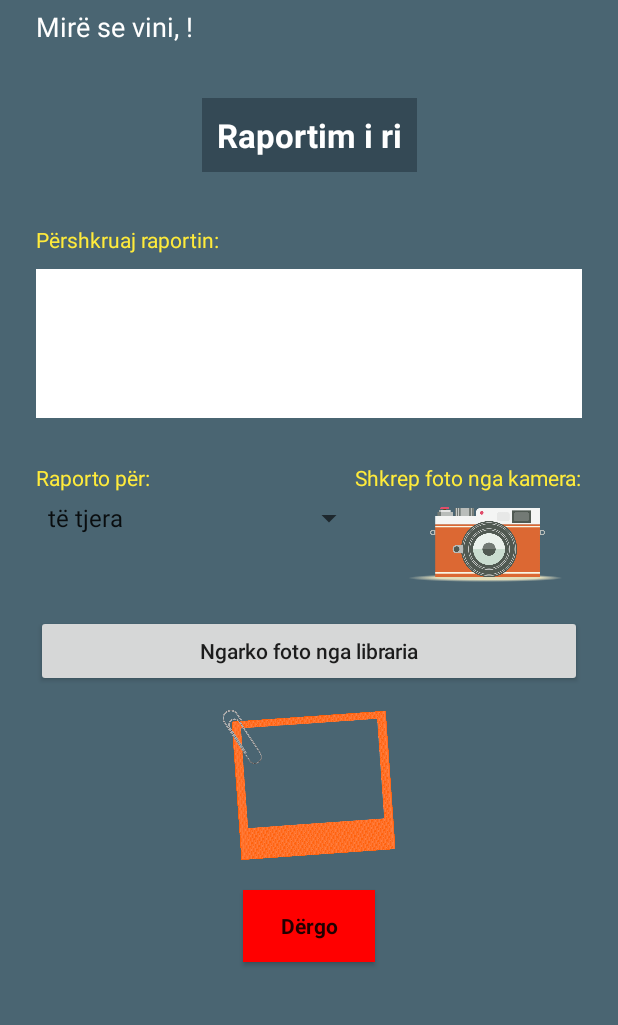
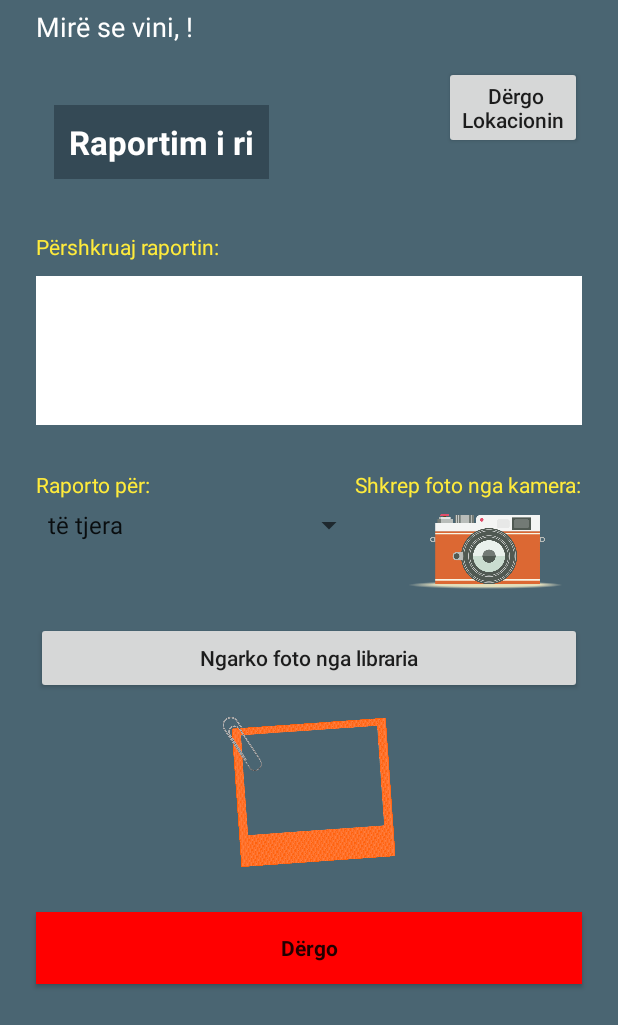
Before and after one commit to FitimHajredini59/RaportoUP, an Android app: the FaqjaPare screen opened directly, with no data from a screen before it, on a phone screen of 412 x 824 dp. Shown: the top 1025 px of the screen. Run offline under Robolectric (Android 15) with nearby library versions, the phone set to English and light mode, and no system bars.

Commit message:
Dergo_Lokacionin
User-i sipas deshires mund ta dergoj lokacionin e tij si pjese te raportimit.

Co-Authored-By: Arian Limani <arianlimani@users.noreply.github.com>
Co-Authored-By: Fitim Hajredini <fitimhajredini59@users.noreply.github.com>

```diff
--- a/app/build.gradle
+++ b/app/build.gradle
@@ -35,4 +35,5 @@ dependencies {
     androidTestImplementation 'androidx.test.ext:junit:1.1.1'
     androidTestImplementation 'androidx.test.espresso:espresso-core:3.2.0'
     implementation 'com.airbnb.android:lottie:3.4.0'
+    implementation 'com.google.android.gms:play-services-location:17.0.0'
 }
--- a/app/src/main/java/com/FIEK/raportoup/Databaza.java
+++ b/app/src/main/java/com/FIEK/raportoup/Databaza.java
@@ -13,7 +13,7 @@ public class Databaza extends SQLiteOpenHelper {
     private static final String LOG = "Databaza";
 
     // Database Version
-    private static final int DATABASE_VERSION = 3;
+    private static final int DATABASE_VERSION = 4;
 
     // Database Name
     private static final String DATABASE_NAME = "raportoupDB";
@@ -44,7 +44,8 @@ public class Databaza extends SQLiteOpenHelper {
                 Raporti_i_ri.Koment + " text, " +
                 Raporti_i_ri.Kategorite + " text, " +
                 Raporti_i_ri.SelectedImage + " blob, " +
-                Raporti_i_ri.Koha + " DEFAULT CURRENT_TIMESTAMP " +
+                Raporti_i_ri.Koha + " DEFAULT CURRENT_TIMESTAMP, " +
+                Raporti_i_ri.Adresa + " text " +
                 ")";
 
         db.execSQL(strQuery);
--- a/app/src/main/java/com/FIEK/raportoup/Raporti_i_ri.java
+++ b/app/src/main/java/com/FIEK/raportoup/Raporti_i_ri.java
@@ -9,4 +9,5 @@ public class Raporti_i_ri {
     public static final String Kategorite = "kategorite";
     public static final String SelectedImage = "selectedImage";
     public static final String Koha = "koha";
+    public static final String Adresa = "adresa";
 }
--- a/app/src/main/res/layout/activity_faqja_pare.xml
+++ b/app/src/main/res/layout/activity_faqja_pare.xml
@@ -22,7 +22,8 @@
         android:id="@+id/heading1"
         android:layout_width="wrap_content"
         android:layout_height="wrap_content"
-        android:layout_marginTop="35dp"
+        android:layout_marginStart="20dp"
+        android:layout_marginTop="40dp"
         android:background="#344955"
         android:padding="10dp"
         android:text="@string/raportim_i_ri"
@@ -30,6 +31,7 @@
         android:textSize="22dp"
         android:textStyle="bold"
         app:layout_constraintEnd_toEndOf="parent"
+        app:layout_constraintHorizontal_bias="0.064"
         app:layout_constraintStart_toStartOf="parent"
         app:layout_constraintTop_toBottomOf="@+id/tv1" />
 
@@ -122,10 +124,10 @@
 
     <Button
         android:id="@+id/dergo"
-        android:layout_width="wrap_content"
+        android:layout_width="match_parent"
         android:layout_height="wrap_content"
         android:layout_marginStart="24dp"
-        android:layout_marginTop="20dp"
+        android:layout_marginTop="30dp"
         android:layout_marginEnd="24dp"
         android:background="#FF0000"
         android:fontFamily="sans-serif"
@@ -151,4 +153,57 @@
         app:srcCompat="@drawable/korniza" />
 
 
+    <Button
+        android:id="@+id/buttonGetCurrentLocation"
+        android:layout_width="wrap_content"
+        android:layout_height="wrap_content"
+        android:layout_marginStart="24dp"
+        android:layout_marginTop="44dp"
+        android:layout_marginEnd="24dp"
+        android:text=" Dërgo\nLokacionin"
+        android:textAllCaps="false"
+        app:layout_constraintEnd_toEndOf="parent"
+        app:layout_constraintHorizontal_bias="1.0"
+        app:layout_constraintStart_toStartOf="parent"
+        app:layout_constraintTop_toTopOf="parent" />
+
+    <ProgressBar
+        android:id="@+id/progressBar"
+        style="?android:attr/progressBarStyle"
+        android:layout_width="9dp"
+        android:layout_height="3dp"
+        android:layout_marginStart="54dp"
+        android:layout_marginTop="68dp"
+        android:layout_marginEnd="24dp"
+        android:background="#FFFFFF"
+        android:visibility="gone"
+        app:layout_constraintEnd_toStartOf="@+id/buttonGetCurrentLocation"
+        app:layout_constraintHorizontal_bias="0.984"
+        app:layout_constraintStart_toStartOf="parent"
+        app:layout_constraintTop_toTopOf="parent" />
+
+    <TextView
+        android:id="@+id/textAdresa"
+        android:layout_width="wrap_content"
+        android:layout_height="wrap_content"
+        android:layout_marginTop="5dp"
+        android:textColor="#FFFFFF"
+        app:layout_constraintEnd_toEndOf="parent"
+        app:layout_constraintHorizontal_bias="0.564"
+        app:layout_constraintStart_toEndOf="@+id/heading1"
+        app:layout_constraintTop_toBottomOf="@+id/buttonGetCurrentLocation" />
+
+    <TextView
+        android:id="@+id/textLatLong"
+        android:layout_width="wrap_content"
+        android:layout_height="wrap_content"
+        android:layout_marginBottom="40dp"
+        android:textColor="#FF0000"
+        android:textSize="8sp"
+        app:layout_constraintBottom_toTopOf="@+id/koment"
+        app:layout_constraintEnd_toEndOf="parent"
+        app:layout_constraintHorizontal_bias="0.564"
+        app:layout_constraintStart_toEndOf="@+id/heading1" />
+
+
 </androidx.constraintlayout.widget.ConstraintLayout>
```
Also changed, not shown: app/src/main/AndroidManifest.xml (+10 -2 lines), app/src/main/java/com/FIEK/raportoup/FaqjaPare.java (+128 -6 lines), app/src/main/java/com/FIEK/raportoup/FetchAddressIntentService.java (added, +70 -0 lines), app/src/main/java/com/FIEK/raportoup/Konstanta.java (added, +12 -0 lines).
